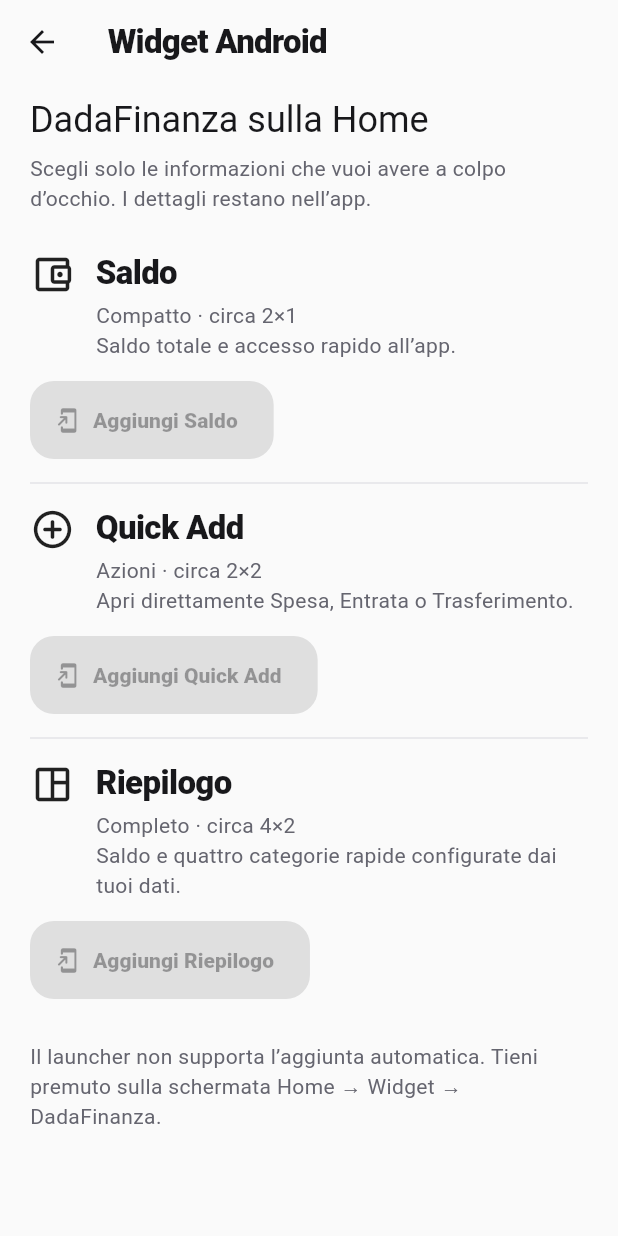
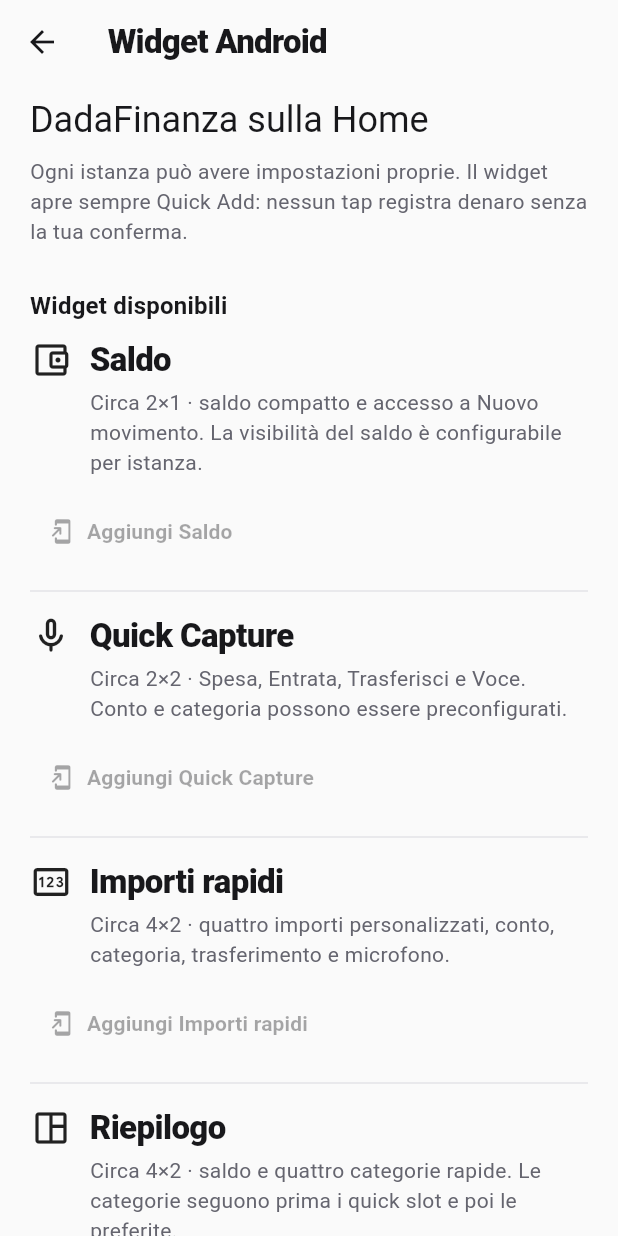
Before and after one commit to andreadada/dadafinanza, a Flutter app: the AndroidWidgetsScreen screen opened directly, on a phone screen of 412 x 824 dp. Run offline on Flutter 3.47's test engine with Material 3 defaults, Android fonts, the phone set to English and light mode, and no system bars; our stand-ins replace file_picker, fl_chart, flutter_local_notifications, flutter_secure_storage, image_picker, local_auth and 3 more; missing offline and left inert: home_widget; accounts and stored records are empty.

Commit message:
feat: expose configurable quick capture widget family

```diff
--- a/lib/screens/android_widgets_screen.dart
+++ b/lib/screens/android_widgets_screen.dart
@@ -2,6 +2,8 @@
 
 import 'package:flutter/material.dart';
 import 'package:home_widget/home_widget.dart';
+
+import '../widgets/ui_helpers.dart';
 
 class AndroidWidgetsScreen extends StatefulWidget {
   const AndroidWidgetsScreen({super.key});
@@ -44,7 +46,9 @@
       if (!mounted) return;
       ScaffoldMessenger.of(context).showSnackBar(
         const SnackBar(
-          content: Text('Apri il selettore widget del launcher e cerca DadaFinanza.'),
+          content: Text(
+            'Apri il selettore widget del launcher e cerca DadaFinanza.',
+          ),
         ),
       );
     }
@@ -54,57 +58,87 @@
   Widget build(BuildContext context) => Scaffold(
         appBar: AppBar(title: const Text('Widget Android')),
         body: ListView(
-          padding: const EdgeInsets.fromLTRB(20, 8, 20, 40),
+          padding: const EdgeInsets.fromLTRB(20, 8, 20, 60),
           children: [
             Text(
               'DadaFinanza sulla Home',
               style: Theme.of(context).textTheme.headlineSmall,
             ),
-            const SizedBox(height: 6),
-            Text(
-              'Scegli solo le informazioni che vuoi avere a colpo d’occhio. I dettagli restano nell’app.',
-              style: Theme.of(context).textTheme.bodyMedium,
+            const SizedBox(height: 8),
+            const Text(
+              'Ogni istanza può avere impostazioni proprie. Il widget apre sempre Quick Add: nessun tap registra denaro senza la tua conferma.',
             ),
-            const SizedBox(height: 26),
+            const SizedBox(height: 28),
+            const SectionTitle('Widget disponibili'),
             _WidgetChoice(
               icon: Icons.account_balance_wallet_outlined,
               title: 'Saldo',
-              subtitle: 'Compatto · circa 2×1\nSaldo totale e accesso rapido all’app.',
+              subtitle:
+                  'Circa 2×1 · saldo compatto e accesso a Nuovo movimento. La visibilità del saldo è configurabile per istanza.',
               buttonLabel: 'Aggiungi Saldo',
               enabled: !checking && supported,
               onPressed: () => _pin('DadaBalanceWidgetProvider'),
             ),
             const Divider(height: 32),
             _WidgetChoice(
-              icon: Icons.add_circle_outline_rounded,
-              title: 'Quick Add',
-              subtitle: 'Azioni · circa 2×2\nApri direttamente Spesa, Entrata o Trasferimento.',
-              buttonLabel: 'Aggiungi Quick Add',
+              icon: Icons.mic_none_rounded,
+              title: 'Quick Capture',
+              subtitle:
+                  'Circa 2×2 · Spesa, Entrata, Trasferisci e Voce. Conto e categoria possono essere preconfigurati.',
+              buttonLabel: 'Aggiungi Quick Capture',
               enabled: !checking && supported,
               onPressed: () => _pin('DadaQuickAddWidgetProvider'),
             ),
             const Divider(height: 32),
             _WidgetChoice(
+              icon: Icons.pin_outlined,
+              title: 'Importi rapidi',
+              subtitle:
+                  'Circa 4×2 · quattro importi personalizzati, conto, categoria, trasferimento e microfono.',
+              buttonLabel: 'Aggiungi Importi rapidi',
+              enabled: !checking && supported,
+              onPressed: () => _pin('DadaQuickAmountsWidgetProvider'),
+            ),
+            const Divider(height: 32),
+            _WidgetChoice(
               icon: Icons.space_dashboard_outlined,
               title: 'Riepilogo',
-              subtitle: 'Completo · circa 4×2\nSaldo e quattro categorie rapide configurate dai tuoi dati.',
+              subtitle:
+                  'Circa 4×2 · saldo e quattro categorie rapide. Le categorie seguono prima i quick slot e poi le preferite.',
               buttonLabel: 'Aggiungi Riepilogo',
               enabled: !checking && supported,
               onPressed: () => _pin('DadaFinanceWidgetProvider'),
             ),
-            const SizedBox(height: 28),
+            const SizedBox(height: 32),
+            const SectionTitle('Privacy widget'),
+            const ListTile(
+              contentPadding: EdgeInsets.zero,
+              leading: Icon(Icons.visibility_off_outlined),
+              title: Text('Separata dall’app'),
+              subtitle: Text(
+                'Durante la configurazione puoi scegliere se mostrare saldo e importi. “Nascondi saldi” nell’app prevale comunque e oscura i widget.',
+              ),
+            ),
+            const ListTile(
+              contentPadding: EdgeInsets.zero,
+              leading: Icon(Icons.tune_rounded),
+              title: Text('Configurazione per istanza'),
+              subtitle: Text(
+                'Puoi avere, per esempio, un widget Revolut/Bar e un altro Contanti/Benzina con importi diversi.',
+              ),
+            ),
+            const SizedBox(height: 20),
             if (checking)
               const Center(child: CircularProgressIndicator())
             else if (!supported)
               Text(
                 Platform.isAndroid
-                    ? 'Il launcher non supporta l’aggiunta automatica. Tieni premuto sulla schermata Home → Widget → DadaFinanza.'
+                    ? 'Il launcher non supporta l’aggiunta automatica. Tieni premuto sulla Home → Widget → DadaFinanza.'
                     : 'I widget di questa sezione sono disponibili su Android.',
-                style: Theme.of(context).textTheme.bodyMedium,
               )
             else
               Text(
-                'Android può chiederti una conferma prima di posizionare il widget.',
+                'Android può chiederti conferma e aprire la configurazione prima di posizionare il widget.',
                 style: Theme.of(context).textTheme.bodySmall,
               ),
           ],
@@ -139,8 +173,8 @@
             Row(
               crossAxisAlignment: CrossAxisAlignment.start,
               children: [
-                Icon(icon, size: 30),
-                const SizedBox(width: 14),
+                Icon(icon, size: 28),
+                const SizedBox(width: 12),
                 Expanded(
                   child: Column(
                     crossAxisAlignment: CrossAxisAlignment.start,
@@ -153,8 +187,8 @@
                 ),
               ],
             ),
-            const SizedBox(height: 14),
-            FilledButton.tonalIcon(
+            const SizedBox(height: 12),
+            TextButton.icon(
               onPressed: enabled ? onPressed : null,
               icon: const Icon(Icons.add_to_home_screen_rounded),
               label: Text(buttonLabel),
```
